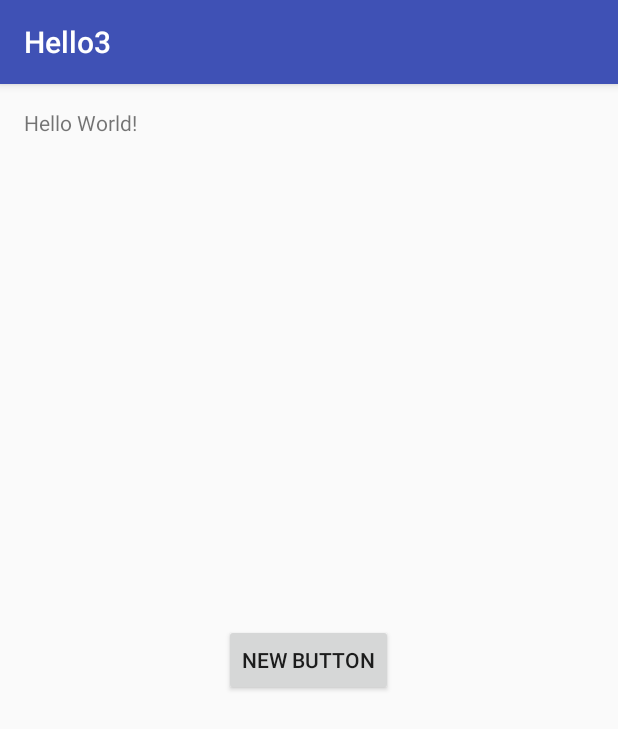
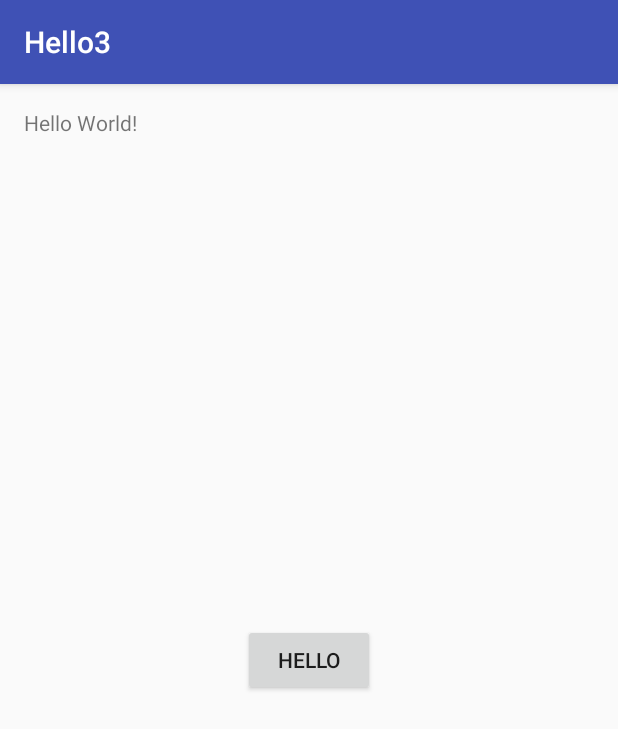
Before and after one commit to akokubo/ICTCA20151115-03, an Android app: the screen it shows after launch (MainActivity), on a phone screen of 412 x 824 dp. Shown: the top 729 px of the screen. Run offline under Robolectric (Android 15) with nearby library versions, the phone set to English and light mode, and no system bars.

Commit message:
ボタンをクリックするとボタンのテキストを変更

```diff
--- a/app/src/main/java/com/android_lesson/aomori/hello3/MainActivity.java
+++ b/app/src/main/java/com/android_lesson/aomori/hello3/MainActivity.java
@@ -2,6 +2,8 @@ package com.android_lesson.aomori.hello3;
 
 import android.support.v7.app.AppCompatActivity;
 import android.os.Bundle;
+import android.view.View;
+import android.widget.Button;
 
 public class MainActivity extends AppCompatActivity {
 
@@ -9,5 +11,15 @@ public class MainActivity extends AppCompatActivity {
     protected void onCreate(Bundle savedInstanceState) {
         super.onCreate(savedInstanceState);
         setContentView(R.layout.activity_main);
+
+        Button btn = (Button)findViewById(R.id.button);
+        btn.setText("HELLO");
+        btn.setOnClickListener(new View.OnClickListener() {
+            @Override
+            public void onClick(View v) {
+                Button b = (Button) v;
+                b.setText("こんにちは！");
+            }
+        });
     }
 }
```
